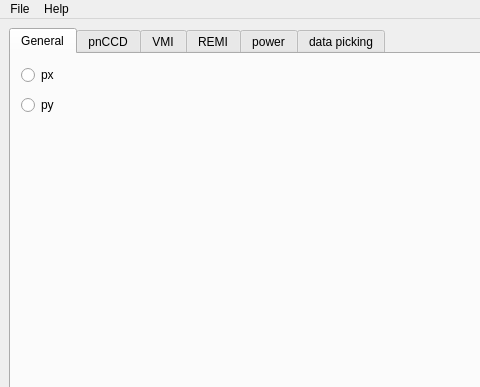
This is diode/MainWindow.ui in foucar/CASS as Qt 5 draws it before an edit; both pictures show x 0 to 480 and y 0 to 387 of the 677 by 585 pixel window. The edited form follows.
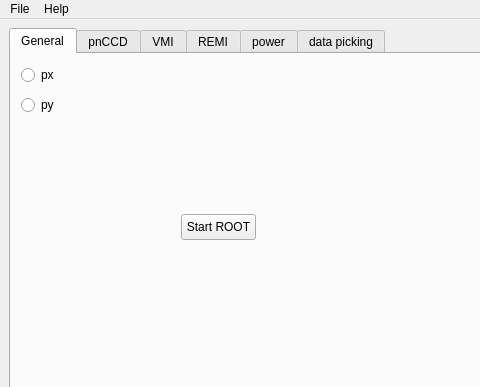
This is the edited form.

What changed in the file:
```diff
--- a/diode/MainWindow.ui
+++ b/diode/MainWindow.ui
@@ -14,7 +14,7 @@
    <string>MainWindow</string>
   </property>
   <widget class="QWidget" name="centralwidget">
-   <layout class="QHBoxLayout" name="horizontalLayout">
+   <layout class="QVBoxLayout" name="verticalLayout_4">
     <item>
      <widget class="QTabWidget" name="dataPickingTab">
       <property name="sizePolicy">
@@ -59,6 +59,19 @@
          <string>py</string>
         </property>
        </widget>
+       <widget class="QPushButton" name="actionStart_ROOT">
+        <property name="geometry">
+         <rect>
+          <x>170</x>
+          <y>160</y>
+          <width>75</width>
+          <height>26</height>
+         </rect>
+        </property>
+        <property name="text">
+         <string>Start ROOT</string>
+        </property>
+       </widget>
       </widget>
       <widget class="QWidget" name="pnCCDtab">
        <attribute name="title">
```
Left out of the diff: 9 changed lines with no effect on the pictures.
